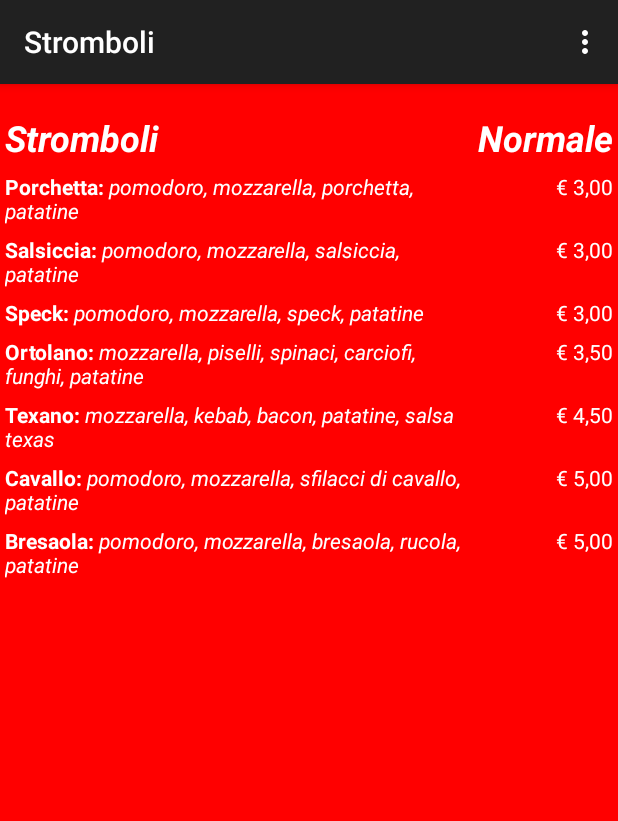
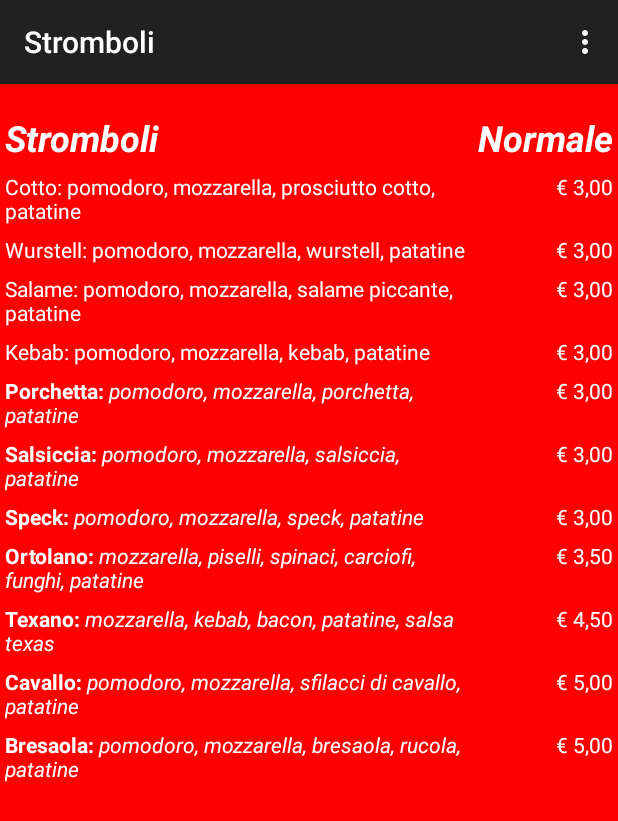
Before and after one commit to Aleinux/TexasMenu, an Android app: the Stromboli screen opened directly, with no data from a screen before it, on a phone screen of 412 x 824 dp. Shown: the top 821 px of the screen. Run offline under Robolectric (Android 15) with nearby library versions, the phone set to English and light mode, and no system bars.

Commit message:
Correzione prezzi ed aggiornamento munu stromboli

```diff
--- a/app/src/main/AndroidManifest.xml
+++ b/app/src/main/AndroidManifest.xml
@@ -1,6 +1,15 @@
 <?xml version="1.0" encoding="utf-8"?>
 <manifest xmlns:android="http://schemas.android.com/apk/res/android"
     package="com.texasfoodmenu.aleinux.texasfoodmenu" >
+
+
+    <supports-screens
+        android:anyDensity="true"
+        android:largeScreens="true"
+        android:normalScreens="true"
+        android:resizeable="true"
+        android:smallScreens="true"
+        android:xlargeScreens="true" />
 
     <uses-permission android:name="android.permission.WRITE_EXTERNAL_STORAGE" />
 
--- a/app/src/main/res/layout/activity_pizze.xml
+++ b/app/src/main/res/layout/activity_pizze.xml
@@ -49,7 +49,7 @@
                 android:padding="3dip"
                 android:layout_span="2"/>
             <TextView
-                android:text="@string/e400"
+                android:text="@string/e450"
                 android:gravity="end"
                 android:padding="3dip"/>
             <TextView
@@ -64,7 +64,7 @@
                 android:padding="3dip"
                 android:layout_span="2"/>
             <TextView
-                android:text="@string/e450"
+                android:text="@string/e300"
                 android:gravity="end"
                 android:padding="3dip"/>
             <TextView
@@ -79,7 +79,7 @@
                 android:padding="3dip"
                 android:layout_span="2"/>
             <TextView
-                android:text="@string/e400"
+                android:text="@string/e450"
                 android:gravity="end"
                 android:padding="3dip"/>
             <TextView
@@ -574,11 +574,11 @@
                 android:padding="3dip"
                 android:layout_span="2"/>
             <TextView
-                android:text="@string/e400"
+                android:text="@string/e450"
                 android:gravity="end"
                 android:padding="3dip"/>
             <TextView
-                android:text="@string/e800"
+                android:text="@string/e900"
                 android:gravity="end"
                 android:padding="3dip"/>
         </TableRow>
--- a/app/src/main/res/layout/activity_stromboli.xml
+++ b/app/src/main/res/layout/activity_stromboli.xml
@@ -32,6 +32,59 @@
                 android:textStyle="bold|italic"
                 android:textColor="@color/white" />
         </TableRow>
+        <TableRow>
+            <TextView
+                android:layout_column="1"
+                android:text="@string/cotto_stromboli"
+                android:padding="3dip"
+                android:layout_span="2"
+                android:textColor="@color/white" />
+            <TextView
+                android:text="@string/e300"
+                android:gravity="end"
+                android:padding="3dip"
+                android:textColor="@color/white" />
+        </TableRow>
+        <TableRow>
+            <TextView
+                android:layout_column="1"
+                android:text="@string/wurstell_stromboli"
+                android:padding="3dip"
+                android:layout_span="2"
+                android:textColor="@color/white" />
+            <TextView
+                android:text="@string/e300"
+                android:gravity="end"
+                android:padding="3dip"
+                android:textColor="@color/white" />
+        </TableRow>
+        <TableRow>
+            <TextView
+                android:layout_column="1"
+                android:text="@string/salame_stromboli"
+                android:padding="3dip"
+                android:layout_span="2"
+                android:textColor="@color/white" />
+            <TextView
+                android:text="@string/e300"
+                android:gravity="end"
+                android:padding="3dip"
+                android:textColor="@color/white" />
+        </TableRow>
+        <TableRow>
+            <TextView
+                android:layout_column="1"
+                android:text="@string/kebab_stromboli"
+                android:padding="3dip"
+                android:layout_span="2"
+                android:textColor="@color/white" />
+            <TextView
+                android:text="@string/e300"
+                android:gravity="end"
+                android:padding="3dip"
+                android:textColor="@color/white" />
+        </TableRow>
+
         <TableRow>
             <TextView
                 android:layout_column="1"
--- a/app/src/main/res/values/strings.xml
+++ b/app/src/main/res/values/strings.xml
@@ -201,4 +201,8 @@
 
     <string name="createdby">created by: Alessandro Buscema</string>
     <string name="info">di Pasquale Vittoria e Daniela Cilia\nViale della Resistenza, 70 Comiso (RG)\nINFO e PRENOZAZIONI</string>
+    <string name="cotto_stromboli">Cotto: pomodoro, mozzarella, prosciutto cotto, patatine</string>
+    <string name="wurstell_stromboli">Wurstell: pomodoro, mozzarella, wurstell, patatine</string>
+    <string name="salame_stromboli">Salame: pomodoro, mozzarella, salame piccante, patatine</string>
+    <string name="kebab_stromboli">Kebab: pomodoro, mozzarella, kebab, patatine</string>
 </resources>
```
Also changed, not shown: 1 other file.
